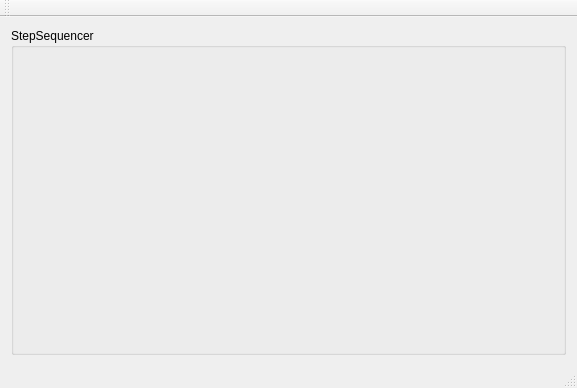
djeemie2000/SynthPlayground, file StepSequencer/mainwindow.ui: the form before one commit.
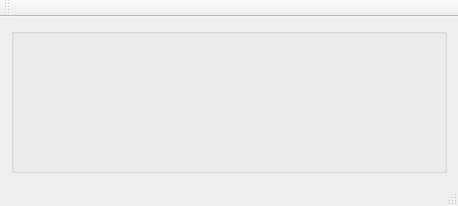
The form after the commit.

Commit message: StepSequencer app now has up to 16 steps

```diff
--- a/StepSequencer/mainwindow.ui
+++ b/StepSequencer/mainwindow.ui
@@ -6,8 +6,8 @@
    <rect>
     <x>0</x>
     <y>0</y>
-    <width>577</width>
-    <height>388</height>
+    <width>458</width>
+    <height>206</height>
    </rect>
   </property>
   <property name="windowTitle">
@@ -18,23 +18,8 @@
     <item>
      <widget class="QGroupBox" name="groupBox_StepSequencer">
       <property name="title">
-       <string>StepSequencer</string>
+       <string/>
       </property>
-      <layout class="QVBoxLayout" name="verticalLayout">
-       <item>
-        <widget class="QLabel" name="label">
-         <property name="sizePolicy">
-          <sizepolicy hsizetype="Minimum" vsizetype="Minimum">
-           <horstretch>0</horstretch>
-           <verstretch>0</verstretch>
-          </sizepolicy>
-         </property>
-         <property name="text">
-          <string/>
-         </property>
-        </widget>
-       </item>
-      </layout>
      </widget>
     </item>
    </layout>
```
Left out of the diff: 2 changed lines with no effect on the pictures. The commit also changes 2 other files.
